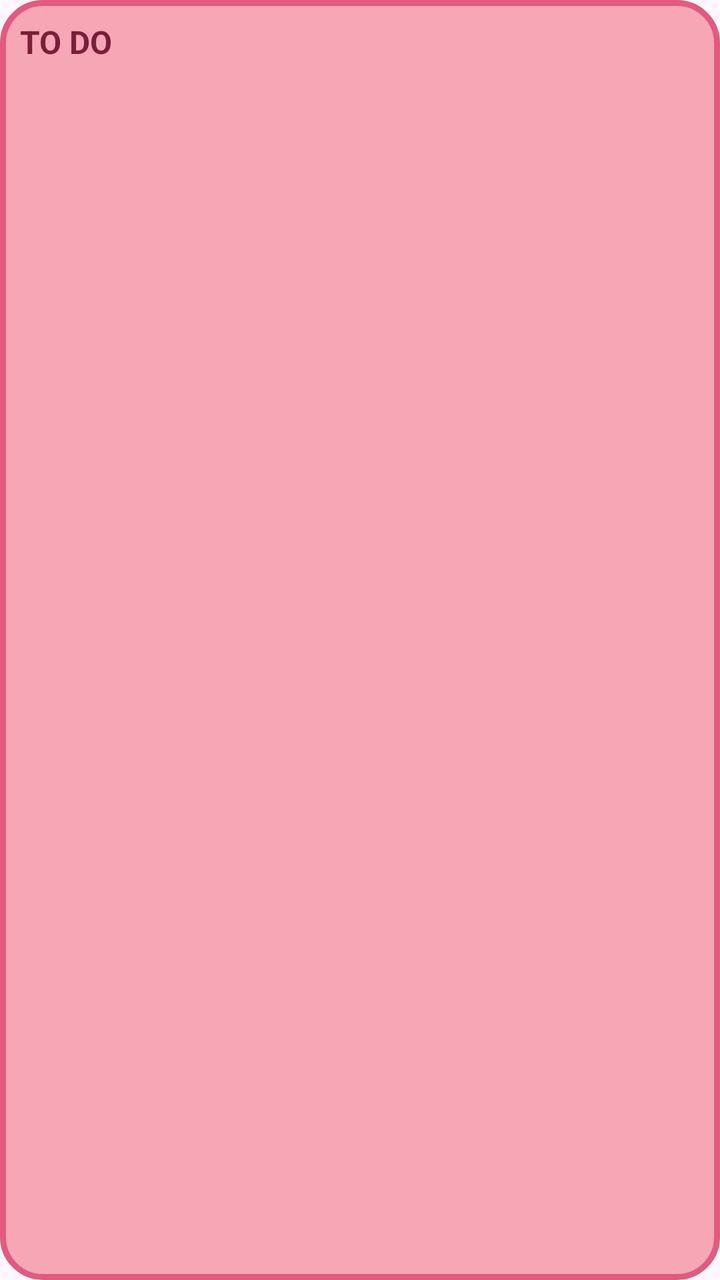
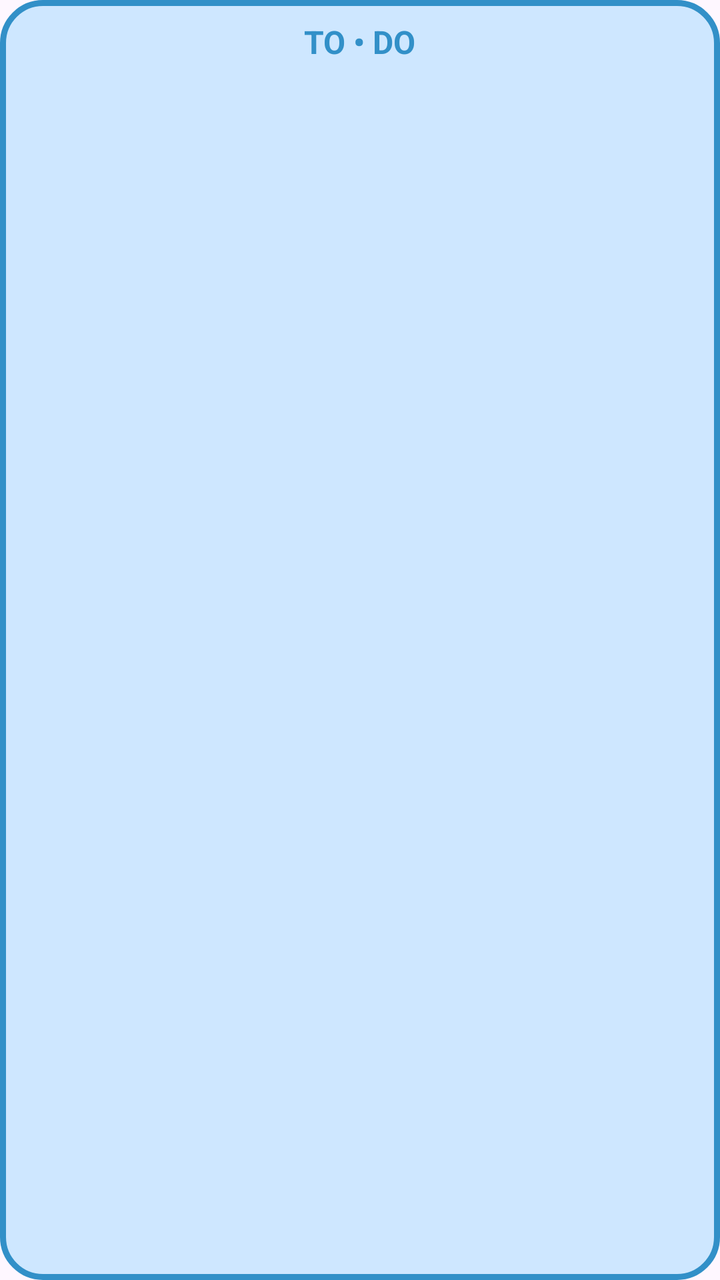

Before-and-after screenshots of an Android layout around one commit, followed by the original layout XML and the change that was made.
<!-- AndroidManifest.xml: application theme Theme.BetweenUs -->
<!-- res/layout/widget_todo.xml -->
<?xml version="1.0" encoding="utf-8"?>
<LinearLayout xmlns:android="http://schemas.android.com/apk/res/android"
    android:layout_width="match_parent"
    android:layout_height="match_parent"
    android:orientation="vertical"
    android:padding="10dp"
    android:background="@drawable/todo_widget_bg">

    <TextView
        android:layout_width="wrap_content"
        android:layout_height="wrap_content"
        android:text="TO DO"
        android:textStyle="bold"
        android:textSize="16sp"
        android:textColor="#7A1E3A"
        android:layout_marginBottom="6dp"/>

    <androidx.recyclerview.widget.RecyclerView
        android:id="@+id/recyclerTodoPreview"
        android:layout_width="match_parent"
        android:layout_height="match_parent"/>

</LinearLayout>
<!-- resources referenced by this layout -->
<resources>
  <!-- drawable todo_widget_bg (drawable) -->
  <?xml version="1.0" encoding="utf-8"?>
  <shape xmlns:android="http://schemas.android.com/apk/res/android">
      <solid android:color="#F6A6B4"/>
      <stroke
          android:width="3dp"
          android:color="#E05B7F"/>
      <corners android:radius="20dp"/>
  </shape>
  <style name="Theme.BetweenUs" parent="Theme.MaterialComponents.DayNight.NoActionBar">
          
          <item name="colorPrimary">@color/purple_500</item>
          <item name="colorPrimaryVariant">@color/purple_700</item>
          <item name="colorOnPrimary">@color/white</item>
          
          <item name="colorSecondary">@color/teal_200</item>
          <item name="colorSecondaryVariant">@color/teal_700</item>
          <item name="colorOnSecondary">@color/black</item>
          
          <item name="android:statusBarColor">?attr/colorPrimaryVariant</item>
          
      </style>
  <color name="purple_500">#FF6200EE</color>
  <color name="purple_700">#FF3700B3</color>
  <color name="white">#FFFFFFFF</color>
  <color name="teal_200">#FF03DAC5</color>
  <color name="teal_700">#FF018786</color>
  <color name="black">#FF000000</color>
</resources>

<!-- the commit's change to res/layout/widget_todo.xml (unified diff, before → after) -->
@@ -9,10 +9,11 @@
     <TextView
         android:layout_width="wrap_content"
         android:layout_height="wrap_content"
-        android:text="TO DO"
+        android:text="TO • DO"
+        android:layout_gravity="center"
         android:textStyle="bold"
         android:textSize="16sp"
-        android:textColor="#7A1E3A"
+        android:textColor="#3290c8"
         android:layout_marginBottom="6dp"/>
 
     <androidx.recyclerview.widget.RecyclerView
<!-- resource entries referenced after the edit -->
@@ -3,10 +3,10 @@
   <!-- drawable todo_widget_bg (drawable) -->
   <?xml version="1.0" encoding="utf-8"?>
   <shape xmlns:android="http://schemas.android.com/apk/res/android">
-      <solid android:color="#F6A6B4"/>
+      <solid android:color="#cee7ff"/>
       <stroke
           android:width="3dp"
-          android:color="#E05B7F"/>
+          android:color="#3290c8"/>
       <corners android:radius="20dp"/>
   </shape>
   <style name="Theme.BetweenUs" parent="Theme.MaterialComponents.DayNight.NoActionBar">
